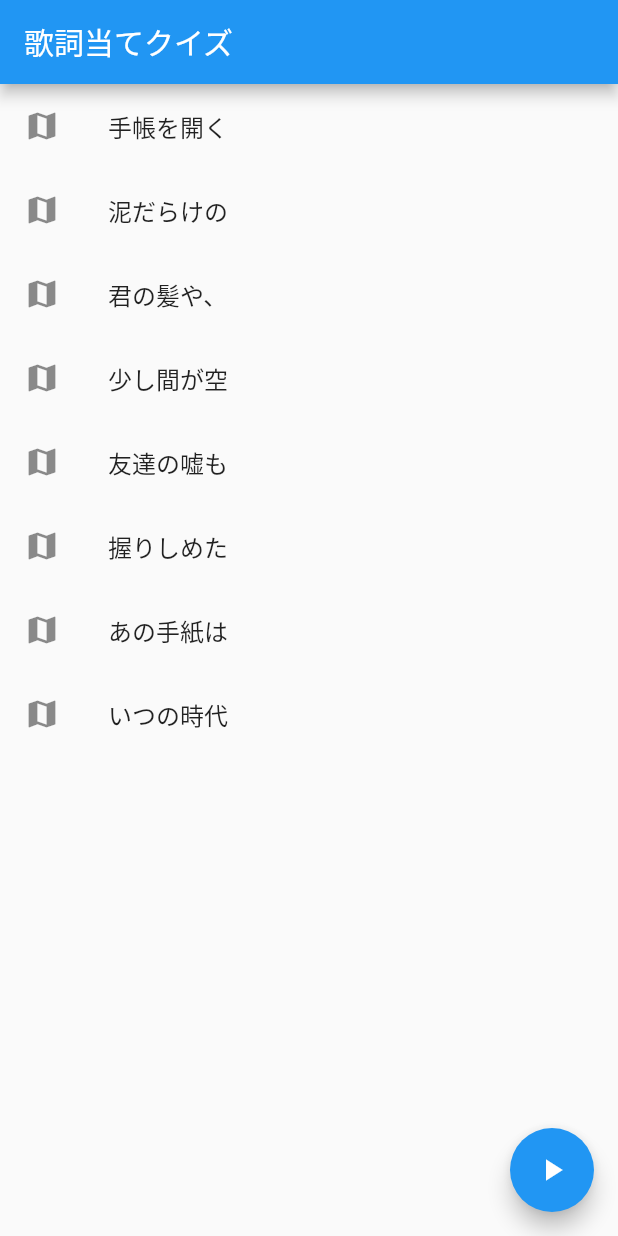
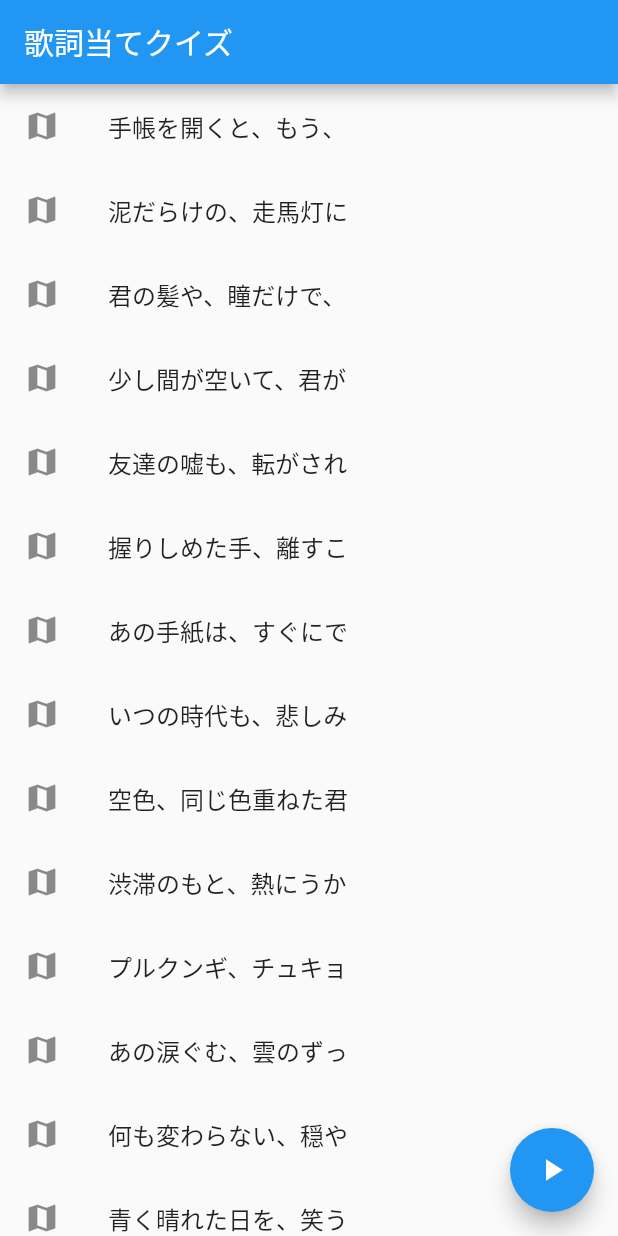
Before and after one commit to okashogo/lyrics_quiz, a Flutter app: the screen it shows after launch, on a phone screen of 412 x 824 dp. Run offline on Flutter 3.47's test engine with Material 2 defaults, Android fonts, the light colour scheme and no system bars; our stand-ins replace flutter_tts.

Commit message:
add: 新しい曲の追加

```diff
--- a/lib/main.dart
+++ b/lib/main.dart
@@ -1,4 +1,3 @@
-import 'package:flutter/material.dart';
 import 'package:flutter/material.dart';
 import 'package:flutter_tts/flutter_tts.dart';
 
@@ -16,47 +15,13 @@ void main() {
                   leading: Icon(
                     Icons.map,
                   ),
-                  title: Text(lyrics.substring(0, 5)),
+                  title: Text(lyrics.substring(0, 10)),
                   onTap: () => ttsSpeak(lyrics),
                 ),
               )
               .toList()),
-      // body: ListView(children: [
-      //   ListTile(
-      //     leading: Icon(
-      //       Icons.map,
-      //     ),
-      //     title: Text(lyricsList[0].substring(0, 5)),
-      //     onTap: () => ttsSpeak(0),
-      //   ),
-      //   ListTile(
-      //     leading: Icon(Icons.photo_album),
-      //     title: Text(lyricsList[1].substring(0, 5)),
-      //     onTap: () => ttsSpeak(1),
-      //   ),
-      //   ListTile(
-      //     leading: Icon(Icons.phone),
-      //     title: Text(lyricsList[2].substring(0, 5)),
-      //     onTap: () => ttsSpeak(2),
-      //   ),
-      // ]),
       floatingActionButton: FloatingActionButton(
-        onPressed: () async {
-          // await tts.setVoice({'name': 'ja-jp-x-jab-local', 'locale': 'ja-JP'});
-          // await tts.setVoice({'name': 'ja-jp-x-jad-local', 'locale': 'ja-JP'});
-          // await tts.setVoice({'name': 'ja-jp-x-jac-local', 'locale': 'ja-JP'});
-          // await tts.setVoice({'name': 'ja-jp-x-htm-local', 'locale': 'ja-JP'});
-
-          // text
-          // await tts.speak(
-          //       '手帳を開くと、もう、'
-          //       '2年たつなぁって、'
-          //       'やっぱり、実感するね、、'
-          //       'なんだか、照れたりするね、、'
-          //       'そういや、ひどいこともされたし、、'
-          //       'ひどいことも、いったし、、',
-          // );
-        },
+        onPressed: () async {},
         child: Icon(Icons.play_arrow),
       ),
     ),
@@ -106,10 +71,76 @@ const List<String> lyricsList = const <String>[
   'いつの時代も、悲しみを、避けては、通れないけれど、'
       '笑顔を見せて、今を生きていこう、'
       '今を生きていこう',
+  '空色、同じ色重ねた君を想って、'
+      '始まりは、なんとなくで、君の声も、知らなくて、'
+      '同じ帰り道で、少し前、歩いてたよね、'
+      '夕焼け染まる背中が、振り返り、目があったとき、'
+      '赤く染めた頬を、空の色の、せいにした',
+  '渋滞のもと、'
+      '熱にうかされ、舵をとるのさ、'
+      'ホコリかぶってた、宝の地図も、'
+      '確かめたのなら、伝説じゃない！、'
+      '個人的な、嵐は、誰かの、'
+      'バイオリズム、乗っかって、'
+      '思い過ごせばいい',
+  'プルクンギ、チュキョドゥルゴ、チンギョッケガダ、'
+      'チォンデルル、アプセウゴ、トゥルリョッケガダ、'
+      'イルシンイ、チョンマンデオ、イックルゴガヌン、、'
+      'クモスムン、、ソングンギチダ、'
+      'コンギョッ、コンギョ、コンギョガップロ',
+  'あの涙ぐむ、雲のずっと上には、ほほえむ月、'
+      'Love、Story、またひとつ、'
+      '傷ついた、夢は、昨日の彼方へ、'
+      '空に響け、愛の歌、'
+      '思い出ずっと、ずっと、忘れない空、ふたりが、離れていっても、'
+      'こんな、好きな人に、出逢う季節、二度とない',
+  '何も変わらない、穏やかなまち並み、'
+      'みんな、夏が来たって、浮かれ気分なのに、君は一人、さえない顔、してるネ、'
+      'そうだ、君に見せたい物が、あるんだ、'
+      '大きな、五時半の、ゆうやけ、子供の頃と、同じように、'
+      '海も、空も、雲も、僕らでさえも、染めていくから',
+  '青く晴れた日を、笑う太陽、'
+      '溢れる希望、むすぶ靴ひもに、期待のせて、'
+      '風を連れて、夢の種、植えるため、今走り出そう、'
+      '黄色いバス越え、江ノ島方面、スゲエ、混み合ってる、'
+      'ひまわり色した、空への冒険、手取りあって、'
+      '確かな、思い出を、残さなけりゃ、そりゃ、新たな、明日は、輝かないから',
+  '騒がしい、日々に、笑えない君に、'
+      '思い付く限り、眩しい明日を、'
+      '明けない夜に、落ちてゆく前に、'
+      '僕の手を、掴んでほら、'
+      '忘れてしまいたくて、閉じ込めた日々も、'
+      '抱きしめた、温もりで、溶かすから、'
+      '怖くないよ、いつか日が、昇るまで、'
+      '二人で、いよう',
+  '夏は、あつ過ぎて、'
+      '僕から、気持ちは、重すぎて、'
+      '一緒に、わたるには、'
+      'きっと、船が、沈んじゃう、'
+      'どうぞ、ゆきなさい、'
+      'お先に、ゆきなさい',
+  '君の髪の香り、はじけた、'
+      '浴衣姿が、まぶしすぎて、'
+      'お祭りの、夜は、胸が、騒いだよ、'
+      'はぐれそうな、人ごみの中、'
+      '「はなれないで」、出しかけた、手を、'
+      'ポケットに、入れて、握りしめていた',
+  '蒼い風が、いま、胸の、ドアを、叩いても、'
+      '私だけを、ただ、見つめて、'
+      'ほほえんでる、あなた、'
+      'そっと、ふれるもの、もとめることに、夢中で、'
+      '運命さえ、まだ、知らない、いたいけな瞳',
+  '分かっているのに、おもいは、揺らぐ、'
+      '結末ばかりに、きをとられ、このときを、楽しめない、'
+      '夢じゃない、あれも、これも、その手で、ドアを、開けましょう',
+  'あなたの、いない、右側に、'
+      '少しは、慣れたつもりで、いたのに、'
+      'どうして、こんなに涙が、出るの、'
+      'もう、叶わない想いなら、'
+      'あなたを、忘れる勇気だけ、欲しいよ',
+  '手のひらで震えた、それが、小さな勇気に、なっていたんだ、'
+      '絵文字は苦手だった、だけど、君からだったら、ワクワクしちゃう',
 ];
-// void main() {
-//   runApp(MyApp());
-// }
 
 class MyApp extends StatelessWidget {
   // This widget is the root of your application.
```
